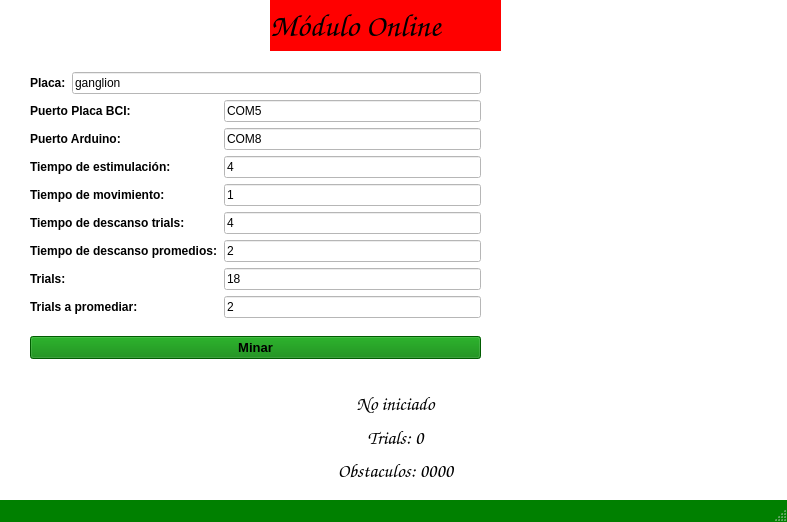
Qt form scripts/onlineModuleInt.ui (lucasbaldezzari/mentalink) before a commit.
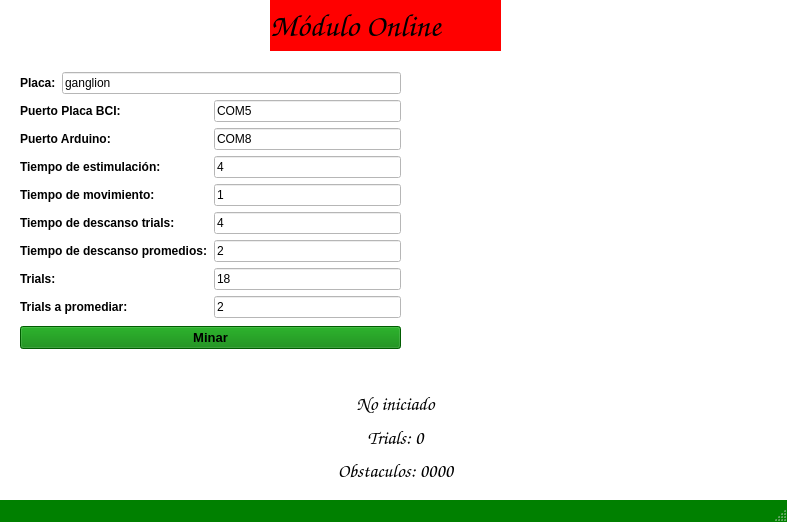
The same form after that commit. Icons and pictures are not drawn.

Patch:
```diff
--- a/scripts/onlineModuleInt.ui
+++ b/scripts/onlineModuleInt.ui
@@ -53,10 +53,10 @@
    <widget class="QLabel" name="label_9">
     <property name="geometry">
      <rect>
-      <x>530</x>
-      <y>70</y>
-      <width>241</width>
-      <height>271</height>
+      <x>410</x>
+      <y>80</y>
+      <width>391</width>
+      <height>261</height>
      </rect>
     </property>
     <property name="text">
@@ -66,7 +66,7 @@
      <pixmap>../../Downloads/doge.jfif</pixmap>
     </property>
    </widget>
-   <widget class="QWidget" name="">
+   <widget class="QWidget" name="layoutWidget">
     <property name="geometry">
      <rect>
       <x>10</x>
@@ -132,13 +132,13 @@
      </item>
     </layout>
    </widget>
-   <widget class="QWidget" name="">
+   <widget class="QWidget" name="layoutWidget">
     <property name="geometry">
      <rect>
-      <x>30</x>
-      <y>60</y>
-      <width>451</width>
-      <height>311</height>
+      <x>20</x>
+      <y>70</y>
+      <width>381</width>
+      <height>281</height>
      </rect>
     </property>
     <layout class="QGridLayout" name="gridLayout_4">
```
Left out of the diff: 4 changed lines with no effect on the pictures.
